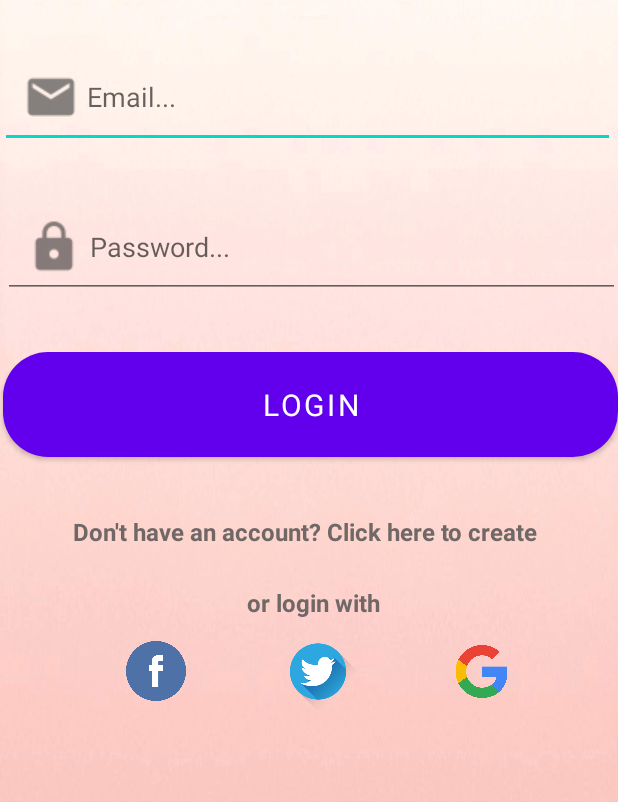
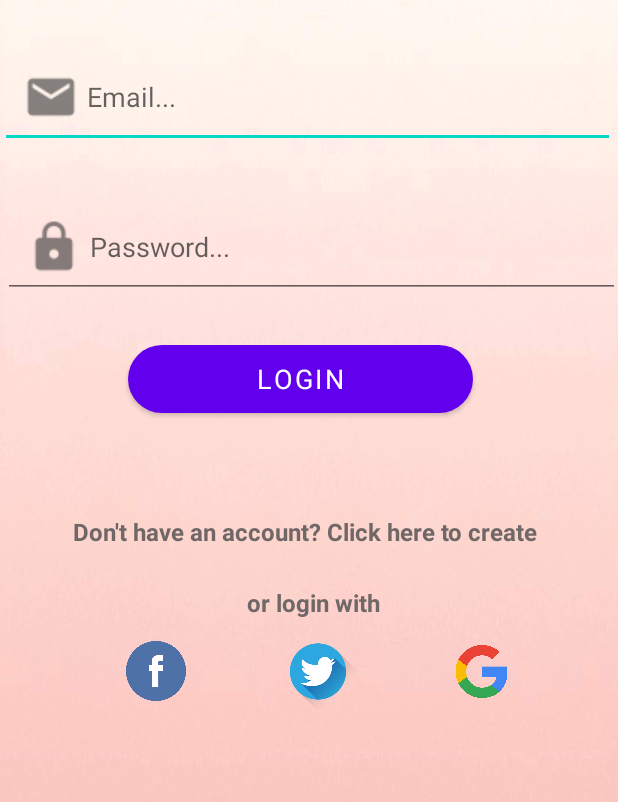
Before and after one commit to liralgazi/give_and_take_app, an Android app: the screen it shows after launch (LoginActivity), on a phone screen of 412 x 824 dp, the part 413-1215 px from its top. Run offline under Robolectric (Android 15) with nearby library versions, the phone set to English and light mode, and no system bars.

Commit message:
change buttons style

```diff
--- a/app/src/main/res/layout/activity_login.xml
+++ b/app/src/main/res/layout/activity_login.xml
@@ -53,20 +53,19 @@
 
     <Button
         android:id="@+id/login_account"
-        android:layout_width="match_parent"
-        android:layout_height="wrap_content"
+        android:layout_width="230dp"
+        android:layout_height="45dp"
         android:layout_alignParentStart="true"
         android:layout_alignParentBottom="true"
-        android:layout_marginStart="2dp"
-        android:layout_marginBottom="244dp"
+        android:layout_marginStart="85dp"
+        android:layout_marginBottom="273dp"
         android:background="@drawable/button"
         android:fontFamily="sans-serif"
-        android:padding="15dp"
         android:text="@string/login"
         android:textAlignment="center"
         android:textColor="@color/white"
         android:textColorHighlight="#BA2828"
-        android:textSize="20sp" />
+        android:textSize="18dp" />
 
     <TextView
         android:id="@+id/register_account_link"
```
Also changed, not shown: app/build.gradle (+6 -6 lines), app/src/main/res/layout/activity_register.xml (+4 -4 lines).
